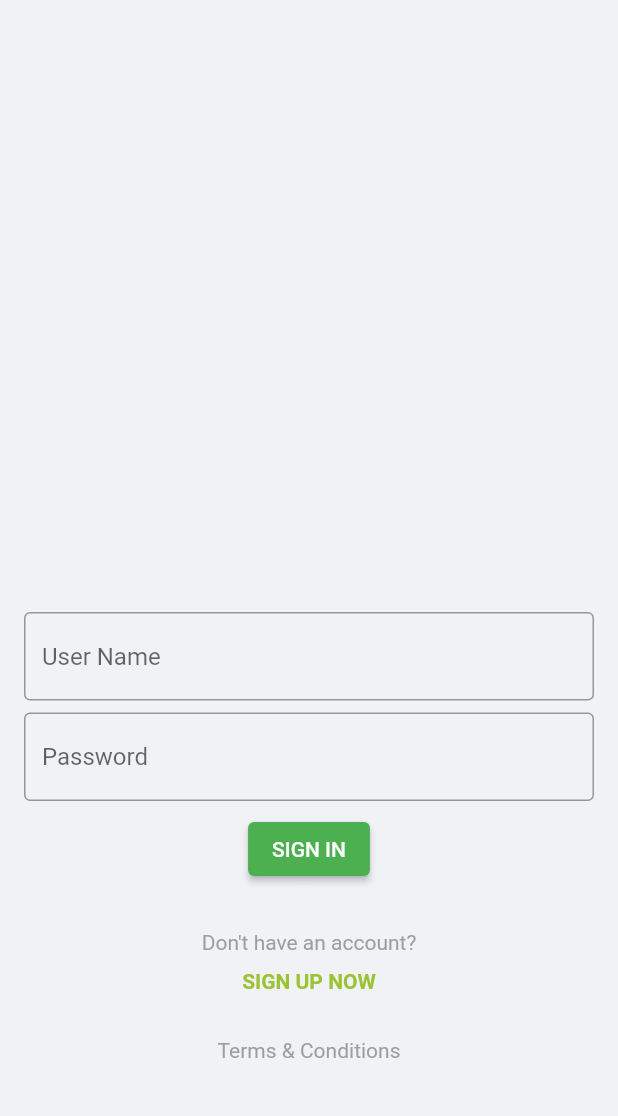
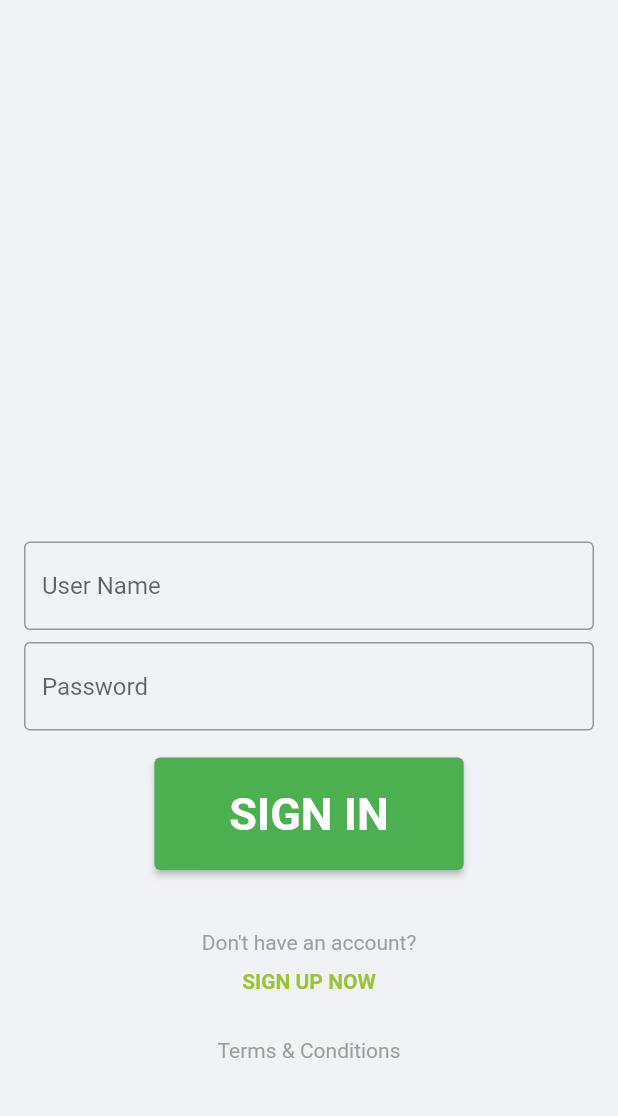
Before and after one commit to nunofhfontes/generic_mobile_app, a Flutter app: the screen it shows after launch, on a phone screen of 412 x 824 dp, the part 120-1236 px from its top. Run offline on Flutter 3.47's test engine with Material 2 defaults, Android fonts, the light colour scheme and no system bars.

Commit message:
update ElevatedButton styling way

```diff
--- a/lib/main.dart
+++ b/lib/main.dart
@@ -50,12 +50,21 @@ class GenericApp extends StatelessWidget {
                     ),
                   ),
                 ),
-                ElevatedButton(
-                  style: ButtonStyle(
-                    backgroundColor: MaterialStateProperty.all<Color>(Colors.green),
+                Container(
+                  margin: EdgeInsets.symmetric(vertical: 10.0),
+                  child: ElevatedButton(
+                    // style: ButtonStyle(
+                    //   backgroundColor: MaterialStateProperty.all<Color>(Colors.green),
+                    // ),
+                    style: ElevatedButton.styleFrom(
+                        primary: Colors.green,
+                        padding: EdgeInsets.symmetric(horizontal: 50, vertical: 20),
+                        textStyle: TextStyle(
+                            fontSize: 30,
+                            fontWeight: FontWeight.bold)),
+                    onPressed: () {},
+                    child: const Text('SIGN IN'),
                   ),
-                  onPressed: () {},
-                  child: const Text('SIGN IN'),
                 ),
                 new Container(
                     margin: EdgeInsets.fromLTRB(0, 30, 0, 0),
```
